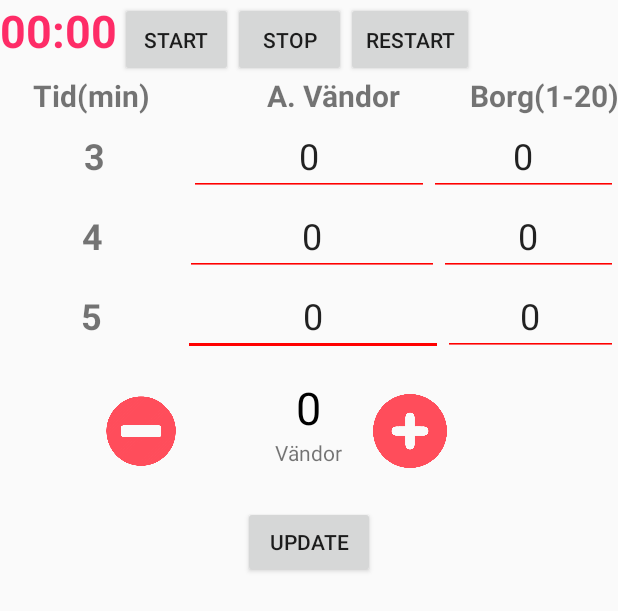
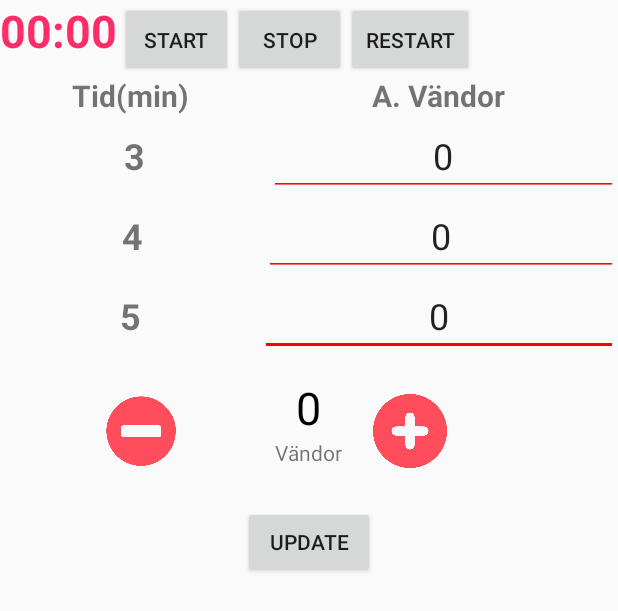
Before and after one commit to emahus91/VO2max, an Android app: the layout second_activity_main.xml on its own in the app's theme, with its tools: preview values and no code run, on a phone screen of 412 x 824 dp. Shown: the top 611 px of the screen. Run offline under Robolectric (Android 15) with nearby library versions, the phone set to English and light mode, and no system bars.

Commit message:
Landscape mode och search funktionen, Borttagning av Age & weight och tillägg av Vo2max3, Vo2max4, Vo2max5 i databasen, Kod omskrivningar här och där, la till app icon...osv

```diff
--- a/app/src/main/AndroidManifest.xml
+++ b/app/src/main/AndroidManifest.xml
@@ -16,11 +16,11 @@
         </activity>
         <activity android:name=".SecondActivity" />
         <activity android:name=".TheMeasurementActivity" />
-        <activity android:name=".DataListActivity">
+        <activity android:name=".DataListActivity"/>
+        <activity android:name=".SearchContactActivity">
         <meta-data
             android:name="com.google.android.gms.version"
             android:value="@integer/google_play_services_version" />
-
         </activity>
     </application>
 
--- a/app/src/main/java/com/example/sam/vo2max/SearchContactActivity.java
+++ b/app/src/main/java/com/example/sam/vo2max/SearchContactActivity.java
@@ -10,10 +10,6 @@ import android.view.View;
 import android.view.ViewGroup;
 import android.widget.EditText;
 import android.widget.TextView;
-
-/**
- * Created by Aran & Samuel on 2017-02-15.
- */
 
 public class SearchContactActivity extends AppCompatActivity {
 
@@ -34,7 +30,6 @@ public class SearchContactActivity extends AppCompatActivity {
         Display_Weight = (TextView)findViewById(R.id.display_weight);
         Display_Age.setVisibility(View.GONE);
         Display_Weight.setVisibility(View.GONE);
-
     }
 
     public void searchContact(View view)
--- a/app/src/main/res/layout-land/second_activity_main.xml
+++ /dev/null
@@ -1,271 +0,0 @@
-<ScrollView
-    xmlns:android="http://schemas.android.com/apk/res/android"
-    android:layout_width="fill_parent"
-    android:layout_height="fill_parent">
-    <LinearLayout xmlns:android="http://schemas.android.com/apk/res/android"
-        android:layout_width="match_parent"
-        android:layout_height="match_parent"
-        android:orientation="vertical"
-        android:weightSum="1">
-
-        <LinearLayout
-            android:id="@+id/linearLayout1"
-            android:layout_width="match_parent"
-            android:layout_height="wrap_content"
-            android:orientation="horizontal"
-            android:layout_weight="0.13">
-
-            <Chronometer
-                android:id="@+id/simpleChronometer"
-                android:layout_width="80dp"
-                android:layout_height="50dp"
-                android:textSize="30sp"
-                android:textColor="#d3ff0149"
-                android:textStyle="bold"
-                />
-
-            <Button
-                android:id="@+id/buttonStart"
-                android:layout_width="75dp"
-                android:layout_height="50dp"
-                android:text="@string/start" />
-
-            <Button
-                android:id="@+id/buttonStop"
-                android:layout_width="75dp"
-                android:layout_height="50dp"
-                android:text="@string/stop" />
-
-            <Button
-                android:id="@+id/buttonRestart"
-                android:layout_width="85dp"
-                android:layout_height="50dp"
-                android:text="@string/restart" />
-        </LinearLayout>
-
-        <LinearLayout
-            android:id="@+id/linearLayout2"
-            android:layout_width="match_parent"
-            android:layout_height="wrap_content"
-            android:orientation="horizontal" >
-
-            <TextView
-                android:text="@string/tid_min"
-                android:layout_width="wrap_content"
-                android:layout_height="wrap_content"
-                android:id="@+id/textViewTid"
-                android:textSize="20sp"
-                android:textStyle="bold"
-                android:textAlignment="textEnd"
-                android:layout_weight="0.19" />
-
-            <TextView
-                android:text="@string/antal_vandor"
-                android:layout_width="wrap_content"
-                android:layout_height="wrap_content"
-                android:id="@+id/textViewVandor"
-                android:layout_weight="0.66"
-                android:textSize="20sp"
-                android:textStyle="bold"
-                android:textAlignment="textEnd" />
-
-            <TextView
-                android:text="@string/borg"
-                android:layout_width="wrap_content"
-                android:layout_height="wrap_content"
-                android:id="@+id/textViewBorg"
-                android:textSize="20sp"
-                android:textStyle="bold"
-                android:textAlignment="textEnd"
-                android:layout_weight="0.39" />
-
-        </LinearLayout>
-
-        <LinearLayout
-            android:id="@+id/linearLayout3"
-            android:layout_width="match_parent"
-            android:layout_height="wrap_content"
-            android:orientation="horizontal"
-            android:layout_weight="0.37">
-
-            <TextView
-                android:text="@string/_3"
-                android:layout_width="wrap_content"
-                android:layout_height="match_parent"
-                android:id="@+id/textViewTid3"
-                android:layout_weight="0.33"
-                android:textStyle="normal|bold"
-                android:textAlignment="center"
-                android:textSize="24sp"
-                android:gravity="center" />
-
-            <EditText
-                android:layout_width="5dp"
-                android:layout_height="match_parent"
-                android:text="@string/_00"
-                android:id="@+id/editTextVandor3"
-                android:layout_weight="0.40"
-                android:gravity="center"
-                android:textSize="24sp"
-                android:inputType="number" />
-
-            <Button
-                android:text="@string/minus3"
-                android:layout_width="34dp"
-                android:layout_height="match_parent"
-                android:id="@+id/buttonBorg3dec"
-                android:layout_weight="0.15"
-                android:textStyle="normal|bold"
-                android:textSize="24sp" />
-
-            <EditText
-                android:layout_width="27dp"
-                android:layout_height="wrap_content"
-                android:text="@string/_0"
-                android:id="@+id/editTextBorg3"
-                android:textSize="24sp"
-                android:layout_weight="0.07"
-                android:gravity="center_vertical|center_horizontal"
-                android:inputType="number" />
-
-
-            <Button
-                android:id="@+id/buttonBorg3inc"
-                android:layout_width="40dp"
-                android:layout_height="match_parent"
-                android:text="@string/plus3"
-                android:layout_weight="0.16"
-                android:textSize="24sp" />
-        </LinearLayout>
-
-        <LinearLayout
-            android:id="@+id/linearLayout4"
-            android:layout_width="match_parent"
-            android:layout_height="wrap_content"
-            android:orientation="horizontal"
-            android:layout_weight="0.37">
-
-            <TextView
-                android:text="@string/_4"
-                android:layout_width="wrap_content"
-                android:layout_height="match_parent"
-                android:id="@+id/textViewTid4"
-                android:layout_weight="0.33"
-                android:textStyle="normal|bold"
-                android:textAlignment="center"
-                android:textSize="24sp"
-                android:gravity="center" />
-
-            <EditText
-                android:layout_width="5dp"
-                android:layout_height="match_parent"
-                android:text="@string/_000"
-                android:id="@+id/editTextVandor4"
-                android:layout_weight="0.40"
-                android:gravity="center"
-                android:textSize="24sp"
-                android:inputType="number" />
-
-            <Button
-                android:text="@string/minus4"
-                android:layout_width="34dp"
-                android:layout_height="match_parent"
-                android:id="@+id/buttonBorg4dec"
-                android:layout_weight="0.15"
-                android:textStyle="normal|bold"
-                android:textSize="24sp" />
-
-            <EditText
-                android:layout_width="27dp"
-                android:layout_height="wrap_content"
-                android:text="@string/_0000"
-                android:id="@+id/editTextBorg4"
-                android:textSize="24sp"
-                android:layout_weight="0.07"
-                android:gravity="center_vertical|center_horizontal"
-                android:inputType="number" />
-
-
-            <Button
-                android:id="@+id/buttonBorg4inc"
-                android:layout_width="40dp"
-                android:layout_height="match_parent"
-                android:text="@string/plus4"
-                android:layout_weight="0.16"
-                android:textSize="24sp" />
-        </LinearLayout>
-        <LinearLayout
-            android:id="@+id/linearLayout5"
-            android:layout_width="match_parent"
-            android:layout_height="wrap_content"
-            android:orientation="horizontal"
-            android:layout_weight="0.37">
-
-            <TextView
-                android:text="@string/_5"
-                android:layout_width="wrap_content"
-                android:layout_height="match_parent"
-                android:id="@+id/textViewTid5"
-                android:layout_weight="0.33"
-                android:textStyle="normal|bold"
-                android:textAlignment="center"
-                android:textSize="24sp"
-                android:gravity="center" />
-
-            <EditText
-                android:layout_width="5dp"
-                android:layout_height="match_parent"
-                android:text="@string/_00000"
-                android:id="@+id/editTextVandor5"
-                android:layout_weight="0.40"
-                android:gravity="center"
-                android:textSize="24sp"
-                android:inputType="number" />
-
-            <Button
-                android:text="@string/minus5"
-                android:layout_width="34dp"
-                android:layout_height="match_parent"
-                android:id="@+id/buttonBorg5dec"
-                android:layout_weight="0.15"
-                android:textStyle="normal|bold"
-                android:textSize="24sp" />
-
-            <EditText
-                android:layout_width="27dp"
-                android:layout_height="wrap_content"
-                android:text="@string/_000000"
-                android:id="@+id/editTextBorg5"
-                android:textSize="24sp"
-                android:layout_weight="0.07"
-                android:gravity="center_vertical|center_horizontal"
-                android:inputType="number" />
-
-
-            <Button
-                android:id="@+id/buttonBorg5inc"
-                android:layout_width="40dp"
-                android:layout_height="match_parent"
-                android:text="@string/plus5"
-                android:layout_weight="0.16"
-                android:textSize="24sp" />
-        </LinearLayout>
-
-
-        <com.example.sam.vo2max.ValueSelector
-            android:id="@+id/valueSelector"
-            android:layout_width="match_parent"
-            android:layout_height="@dimen/valueSelector_height"
-            android:layout_marginLeft="@dimen/valueSelector_hMargin"
-            android:layout_marginRight="@dimen/valueSelector_hMargin">
-        </com.example.sam.vo2max.ValueSelector>
-
-        <Button
-            android:id="@+id/buttonUpdate"
-            android:layout_width="wrap_content"
-            android:layout_height="wrap_content"
-            android:layout_gravity="center_horizontal"
-            android:text="@string/update" />
-
-    </LinearLayout>
-</ScrollView>
--- a/app/src/main/res/layout/data_list_activity.xml
+++ b/app/src/main/res/layout/data_list_activity.xml
@@ -3,9 +3,7 @@
     android:id="@+id/data_list_activity"
     android:layout_width="match_parent"
     android:layout_height="match_parent"
-
     tools:context="com.example.sam.vo2max.DataListActivity"
-
     android:background="@color/blue"
     >
 
@@ -13,7 +11,6 @@
         android:layout_width="match_parent"
         android:layout_height="match_parent"
         android:id="@+id/list_view"
-
         ></ListView>
 
 </RelativeLayout>
--- a/app/src/main/res/layout/second_activity_main.xml
+++ b/app/src/main/res/layout/second_activity_main.xml
@@ -51,33 +51,23 @@
 
             <TextView
                 android:text="@string/tid_min"
-                android:layout_width="wrap_content"
+                android:layout_width="120dp"
                 android:layout_height="wrap_content"
                 android:id="@+id/textViewTid"
                 android:textSize="20sp"
                 android:textStyle="bold"
-                android:textAlignment="textEnd"
+                android:textAlignment="center"
                 android:layout_weight="0.19" />
 
             <TextView
                 android:text="@string/antal_vandor"
-                android:layout_width="wrap_content"
+                android:layout_width="120dp"
                 android:layout_height="wrap_content"
                 android:id="@+id/textViewVandor"
-                android:layout_weight="0.66"
+                android:layout_weight="0.42"
                 android:textSize="20sp"
                 android:textStyle="bold"
-                android:textAlignment="textEnd" />
-
-            <TextView
-                android:text="@string/borg"
-                android:layout_width="wrap_content"
-                android:layout_height="wrap_content"
-                android:id="@+id/textViewBorg"
-                android:textSize="20sp"
-                android:textStyle="bold"
-                android:textAlignment="textEnd"
-                android:layout_weight="0.39" />
+                android:textAlignment="center" />
 
         </LinearLayout>
 
@@ -111,16 +101,6 @@
 
 
 
-        <EditText
-            android:layout_width="27dp"
-            android:layout_height="wrap_content"
-            android:text="@string/_0"
-            android:id="@+id/Borg3EditTextID"
-            android:textSize="24sp"
-            android:layout_weight="0.07"
-            android:gravity="center_vertical|center_horizontal"
-            android:inputType="number" />
-
 
 
     </LinearLayout>
@@ -148,21 +128,11 @@
             android:layout_height="match_parent"
             android:text="@string/_000"
             android:id="@+id/Vandor4EditTextID"
-            android:layout_weight="0.18"
+            android:layout_weight="0.17"
             android:gravity="center"
             android:textSize="24sp"
             android:inputType="number" />
 
-
-        <EditText
-            android:layout_width="27dp"
-            android:layout_height="wrap_content"
-            android:text="@string/_0000"
-            android:id="@+id/Borg4EditTextID"
-            android:textSize="24sp"
-            android:layout_weight="0.10"
-            android:gravity="center_vertical|center_horizontal"
-            android:inputType="number" />
 
         </LinearLayout>
         <LinearLayout
@@ -188,19 +158,9 @@
                 android:layout_height="match_parent"
                 android:text="@string/_00000"
                 android:id="@+id/Vandor5EditTextID"
-                android:layout_weight="0.34"
+                android:layout_weight="0.32"
                 android:gravity="center"
                 android:textSize="24sp"
-                android:inputType="number" />
-
-            <EditText
-                android:layout_width="27dp"
-                android:layout_height="wrap_content"
-                android:text="@string/_000000"
-                android:id="@+id/Borg5EditTextID"
-                android:textSize="24sp"
-                android:layout_weight="0.18"
-                android:gravity="center_vertical|center_horizontal"
                 android:inputType="number" />
 
         </LinearLayout>
```
Also changed, not shown: app/src/main/java/com/example/sam/vo2max/DataListActivity.java (+7 -5 lines), app/src/main/java/com/example/sam/vo2max/DataProvider.java (+33 -15 lines), app/src/main/java/com/example/sam/vo2max/ListDataAdapter.java (+9 -5 lines), app/src/main/java/com/example/sam/vo2max/MainActivity.java (+13 -41 lines), app/src/main/java/com/example/sam/vo2max/SecondActivity.java (+62 -50 lines), app/src/main/java/com/example/sam/vo2max/TheMeasurementActivity.java (+11 -7 lines), app/src/main/java/com/example/sam/vo2max/UserContract.java (+11 -9 lines), app/src/main/java/com/example/sam/vo2max/UserDbHelper.java (+20 -15 lines), app/src/main/res/layout/row_layout.xml (+32 -15 lines), app/src/main/res/values/strings.xml (+6 -3 lines), app/src/main/res/mipmap-hdpi/ic_launcher.png, app/src/main/res/mipmap-mdpi/ic_launcher.png, app/src/main/res/mipmap-xhdpi/ic_launcher.png, app/src/main/res/mipmap-xxhdpi/ic_launcher.png, 1 more files.
